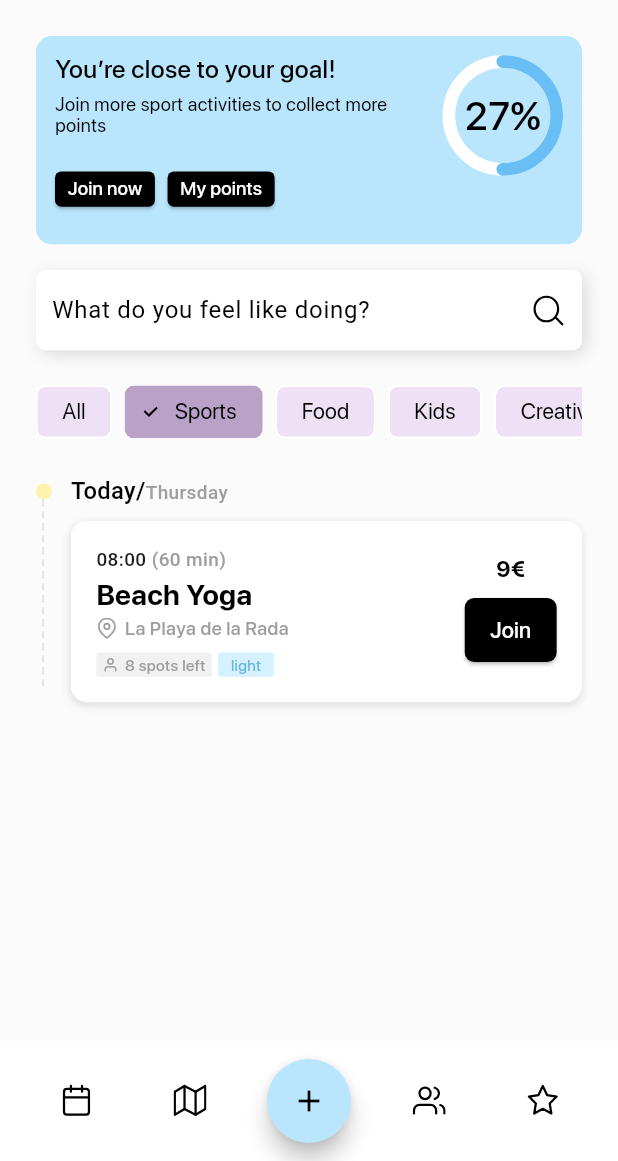
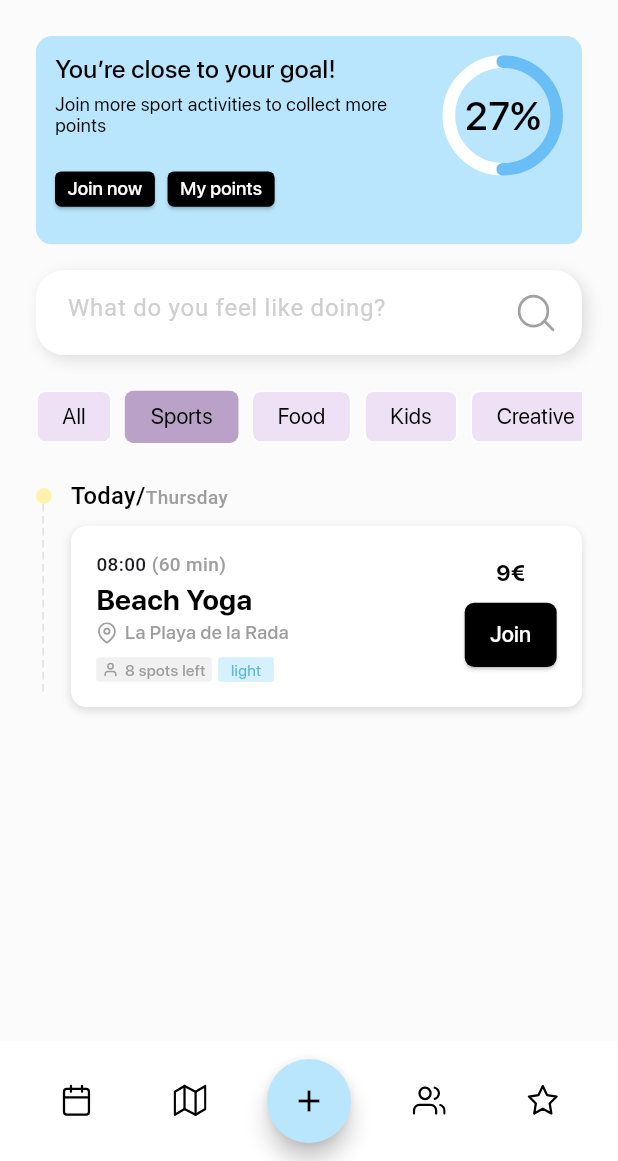
Before and after one commit to Sumina1/town_square_web, a Flutter app: the TodaysActivitiesView screen opened directly, after a tap on "Sports", on a phone screen of 412 x 824 dp, the part 75-1236 px from its top. Run offline on Flutter 3.47's test engine with Material 3 defaults, Android fonts, the light colour scheme and no system bars; drawn by our look-alikes of percent_indicator; our stand-ins replace flutter_bloc, flutter_screenutil, flutter_svg, freezed_annotation, get_it; Roboto replaces fonts that are missing (SF Pro Display).

Commit message:
web design progress

```diff
--- a/lib/features/activities/presentation/cubit/activities_state.dart
+++ b/lib/features/activities/presentation/cubit/activities_state.dart
@@ -4,14 +4,16 @@ enum ActivitiesStatus { initial, loading, success, failure }
 
 @freezed
 class ActivitiesState with _$ActivitiesState {
-  const ActivitiesState._();
-
   const factory ActivitiesState({
     @Default([]) List<ActivityEntity> activities,
     @Default('all') String selectedCategory,
     @Default(ActivitiesStatus.initial) ActivitiesStatus status,
+    @Default([]) List<String> joinedActivities,
     String? errorMessage,
+    String? joiningActivityId,
   }) = _ActivitiesState;
+
+  const ActivitiesState._();
 
   List<ActivityEntity> get filteredActivities => selectedCategory == 'all'
       ? activities
--- a/lib/features/activities/presentation/screen/todays_activiies_webdesign.dart
+++ b/lib/features/activities/presentation/screen/todays_activiies_webdesign.dart
@@ -30,7 +30,7 @@ class TodaysActivitiesWebdesign extends StatelessWidget {
               Expanded(
                 child: Padding(
                   padding: EdgeInsets.only(
-                      left: 30.w, right: 30.w, bottom: 16.h, top: 50.h),
+                      left: 50.w, right: 30.w, bottom: 16.h, top: 50.h),
                   child: Column(
                     crossAxisAlignment: CrossAxisAlignment.start,
                     children: [
@@ -55,7 +55,7 @@ class TodaysActivitiesWebdesign extends StatelessWidget {
                       BuildText(
                         text: 'This week in Estepona',
                         fontSize: 20.sp,
-                        fontWeight: FontWeight.w500,
+                        fontWeight: FontWeight.w600,
                         family: 'SF-Pro',
                       ),
                       state.status == ActivitiesStatus.loading
@@ -112,7 +112,7 @@ class TodaysActivitiesWebdesign extends StatelessWidget {
                                                     ? 50.h
                                                     : state.filteredActivities
                                                             .length *
-                                                        115.h,
+                                                        145.h,
                                                 width: 1.w,
                                                 child: CustomPaint(
                                                   painter:
@@ -136,7 +136,7 @@ class TodaysActivitiesWebdesign extends StatelessWidget {
                                                     style: TextStyle(
                                                       fontSize: 14.97.sp,
                                                       fontWeight:
-                                                          FontWeight.w500,
+                                                          FontWeight.w600,
                                                       color: Colors.black,
                                                     ),
                                                     children: [
@@ -191,6 +191,7 @@ class TodaysActivitiesWebdesign extends StatelessWidget {
                                                                 state.filteredActivities[
                                                                     index];
                                                             return ActivityCardWedDesign(
+                                                              id: activity.id,
                                                               category: state
                                                                   .selectedCategory,
                                                               time:
--- a/lib/features/activities/presentation/widget/activity_card_wed_design.dart
+++ b/lib/features/activities/presentation/widget/activity_card_wed_design.dart
@@ -1,8 +1,11 @@
 import 'package:flutter/material.dart';
 import 'package:flutter_screenutil/flutter_screenutil.dart';
 import 'package:townsquare/core/widget/text_field.dart';
+import 'package:townsquare/features/activities/presentation/cubit/activities_cubit.dart';
+import 'package:flutter_bloc/flutter_bloc.dart';
 
 class ActivityCardWedDesign extends StatelessWidget {
+  final String id;
   final String time;
   final String activity;
   final String location;
@@ -17,6 +20,7 @@ class ActivityCardWedDesign extends StatelessWidget {
 
   const ActivityCardWedDesign({
     Key? key,
+    required this.id,
     required this.time,
     required this.activity,
     required this.location,
@@ -52,7 +56,8 @@ class ActivityCardWedDesign extends StatelessWidget {
           Column(
             crossAxisAlignment: CrossAxisAlignment.start,
             children: [
-              BuildText(text: time, fontSize: 14.sp),
+              BuildText(
+                  text: time, fontSize: 14.sp, fontWeight: FontWeight.w500),
               SizedBox(height: 4.w),
               BuildText(
                   text: activity, fontSize: 20.sp, fontWeight: FontWeight.bold),
@@ -150,8 +155,17 @@ class ActivityCardWedDesign extends StatelessWidget {
                   text: price, fontSize: 20.sp, fontWeight: FontWeight.bold),
               SizedBox(height: 8.w),
               SizedBox(
-                child: ElevatedButton(
-                  onPressed: soldOut ? null : () {},
+                child: BlocBuilder<ActivitiesCubit, ActivitiesState>(
+                  builder: (context, state) {
+                    final isJoining = state.joiningActivityId != null &&
+                                        state.joiningActivityId == id;
+                    final hasJoined = state.joinedActivities.contains(id);
+                    final noSpotsLeft = spotsLeft == '0 spots left';
+
+                    return ElevatedButton(
+                      onPressed: (hasJoined || noSpotsLeft || isJoining) ? null : () {
+                        context.read<ActivitiesCubit>().joinActivity(id);
+                      },
                       style: ElevatedButton.styleFrom(
                         backgroundColor: Colors.black,
                         padding: EdgeInsets.only(
@@ -165,8 +179,25 @@ class ActivityCardWedDesign extends StatelessWidget {
                           ),
                         ),
                       ),
-                  child: BuildText(
-                      text: soldOut ? 'Sold Out' : 'Join', color: Colors.white),
+                      child: isJoining
+                        ? SizedBox(
+                            width: 20.w,
+                            height: 20.h,
+                            child: CircularProgressIndicator(
+                              color: Colors.white,
+                              strokeWidth: 2,
+                            ),
+                          )
+                        : BuildText(
+                            text: noSpotsLeft
+                              ? 'Sold Out'
+                              : hasJoined
+                                ? 'Joined'
+                                : 'Join',
+                            color: Colors.white,
+                          ),
+                    );
+                  },
                 ),
               ),
             ],
--- a/lib/features/activities/presentation/widget/appText_field.dart
+++ b/lib/features/activities/presentation/widget/appText_field.dart
@@ -9,11 +9,11 @@ class AppTextField extends StatelessWidget {
   @override
   Widget build(BuildContext context) {
     return Container(
-      height: 50.h,
+      height: 53.h,
       padding: EdgeInsets.symmetric(horizontal: 10.w, vertical: 12.h),
       decoration: BoxDecoration(
         color: Colors.white,
-        borderRadius: BorderRadius.circular(6.r),
+        borderRadius: BorderRadius.circular(18.r),
         boxShadow: [
           BoxShadow(
             offset: const Offset(3, 3),
@@ -25,19 +25,25 @@ class AppTextField extends StatelessWidget {
       child: Row(
         mainAxisAlignment: MainAxisAlignment.spaceBetween,
         children: [
-          const Expanded(
+          Expanded(
             child: TextField(
               decoration: InputDecoration(
                 hintText: 'What do you feel like doing?',
+                hintStyle: TextStyle(color: Color.fromARGB(196, 193, 192, 192)),
                 border: InputBorder.none,
                 isDense: true,
-                contentPadding: EdgeInsets.zero,
+                contentPadding:
+                    EdgeInsets.symmetric(horizontal: 10.w, vertical: 6.h),
               ),
             ),
           ),
-          SvgIcon(
-            assetPath: AssetPaths.searchSvg,
-            size: 24.w,
+          Padding(
+            padding: EdgeInsets.symmetric(horizontal: 0.w, vertical: 0.h),
+            child: SvgIcon(
+              assetPath: AssetPaths.searchSvg,
+              size: 40.w,
+              color: Color.fromARGB(196, 134, 132, 132),
+            ),
           ),
         ],
       ),
--- a/lib/features/activities/presentation/widget/filter_bar.dart
+++ b/lib/features/activities/presentation/widget/filter_bar.dart
@@ -29,6 +29,7 @@ class FilterBar extends StatelessWidget {
               scale: isSelected ? 1.0 : 1.0,
               child: FilterChip(
                 selected: isSelected,
+                showCheckmark: false,
                 selectedColor: const Color(0xFFBAA1C8),
                 label: BuildText(
                   text: filter == 'all' ? 'All' : filter,
@@ -41,11 +42,7 @@ class FilterBar extends StatelessWidget {
                 ),
                 padding: EdgeInsets.symmetric(horizontal: 8.w, vertical: 8.h),
                 onSelected: (_) {
-                  if (isSelected) {
-                    onFilterSelected('all');
-                  } else {
-                    onFilterSelected(filter);
-                  }
+                  onFilterSelected(filter);
                 },
               ),
             ),
--- a/lib/features/activities/presentation/widget/right_banner.dart
+++ b/lib/features/activities/presentation/widget/right_banner.dart
@@ -12,7 +12,7 @@ class RightBanner extends StatelessWidget {
   Widget build(BuildContext context) {
     return Container(
       width: 300.w,
-      padding: EdgeInsets.all(16),
+      padding: EdgeInsets.fromLTRB(15.w, 0, 32.w, 10.h),
       child: Column(
         children: [
           const BannerWidgetForWeb(
```
Also changed, not shown: lib/features/activities/data/repository_impl/activities_repository_impl.dart (+25 -5 lines), lib/features/activities/presentation/cubit/activities_cubit.dart (+14 -2 lines), lib/features/activities/presentation/widget/banner_widget_web.dart (+9 -17 lines), lib/features/activities/presentation/widget/event_card.dart (+11 -9 lines), lib/gen/assets.gen.dart (+23 -1 lines), lib/gen/fonts.gen.dart (added, +15 -0 lines), lib/features/activities/domain/entity/activity_entity.freezed.dart, lib/features/activities/presentation/cubit/activities_cubit.freezed.dart. Lines whose indentation alone changed are shown as unchanged.
